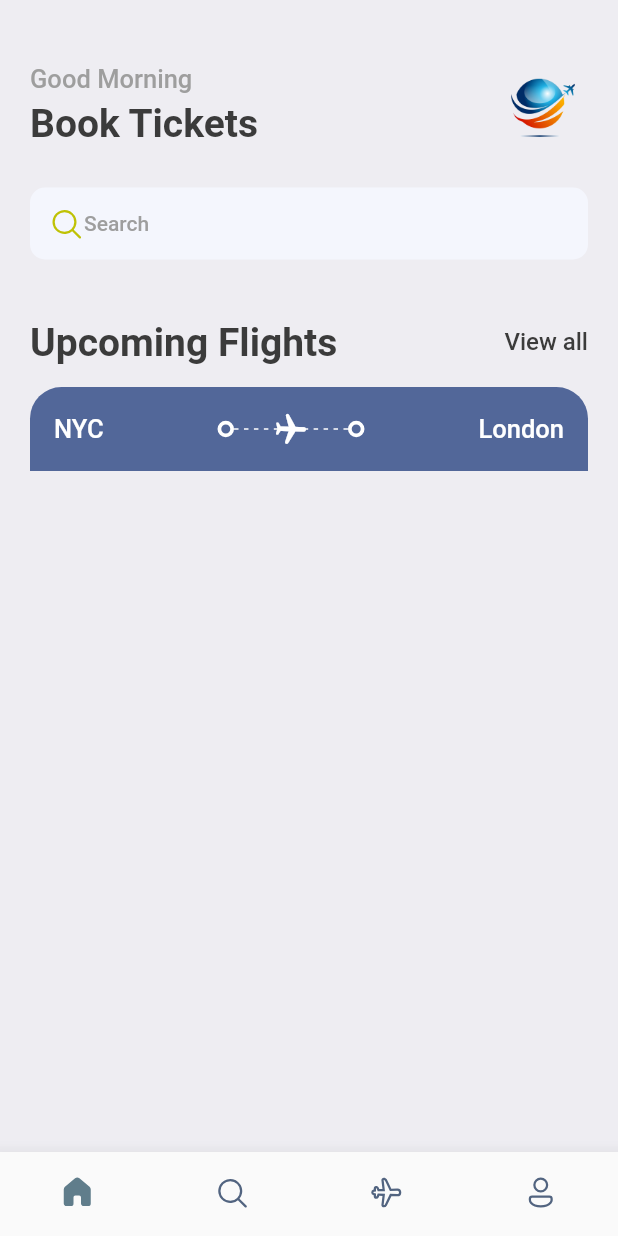
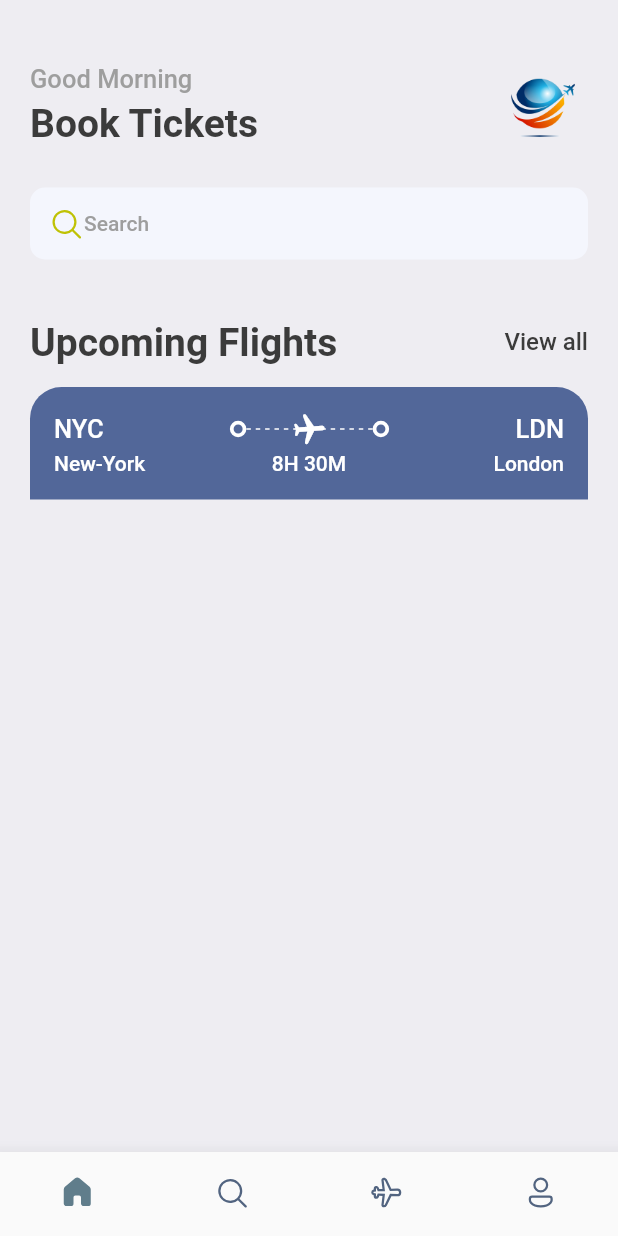
Before and after one commit to thutasann/booking-ticket, a Flutter app: the screen it shows after launch, on a phone screen of 412 x 824 dp. Run offline on Flutter 3.47's test engine with Material 2 defaults, Android fonts, the light colour scheme and no system bars; our stand-ins replace fluentui_icons, gap.

Commit message:
UI: Ticket View Second Row

```diff
--- a/lib/views/ticket_view.dart
+++ b/lib/views/ticket_view.dart
@@ -3,6 +3,7 @@ import 'package:book_ticket/utils/app_styles.dart';
 import 'package:book_ticket/widgets/thick_container.dart';
 import 'package:flutter/cupertino.dart';
 import 'package:flutter/material.dart';
+import 'package:gap/gap.dart';
 
 class TicketView extends StatelessWidget {
   const TicketView({super.key});
@@ -26,6 +27,7 @@ class TicketView extends StatelessWidget {
               padding: const EdgeInsets.all(16),
               child: Column(
                 children: [
+                  // First Row
                   Row(
                     children: [
                       Text(
@@ -63,7 +65,7 @@ class TicketView extends StatelessWidget {
                           ),
                           Center(
                             child: Transform.rotate(
-                              angle: 1.6,
+                              angle: 1.5,
                               child: const Icon(
                                 Icons.local_airport_rounded,
                                 color: Colors.white,
@@ -74,11 +76,44 @@ class TicketView extends StatelessWidget {
                       ),
                       const ThickContainer(),
                       Expanded(child: Container()),
-                      Text("London",
+                      Text("LDN",
                           style: Styles.headLineStyle3
                               .copyWith(color: Colors.white)),
                     ],
+                  ),
+
+                  const Gap(3),
+
+                  // Second Row
+                  Row(
+                    mainAxisAlignment: MainAxisAlignment.spaceBetween,
+                    children: [
+                      SizedBox(
+                        width: 100,
+                        child: Text(
+                          'New-York',
+                          style: Styles.headLineStyle4
+                              .copyWith(color: Colors.white),
+                        ),
+                      ),
+                      Text(
+                        "8H 30M",
+                        style:
+                            Styles.headLineStyle4.copyWith(color: Colors.white),
+                      ),
+                      SizedBox(
+                        width: 100,
+                        child: Text(
+                          "London",
+                          textAlign: TextAlign.end,
+                          style: Styles.headLineStyle4
+                              .copyWith(color: Colors.white),
+                        ),
+                      )
+                    ],
                   )
+
+                  // Third Row
                 ],
               ),
             )
```
